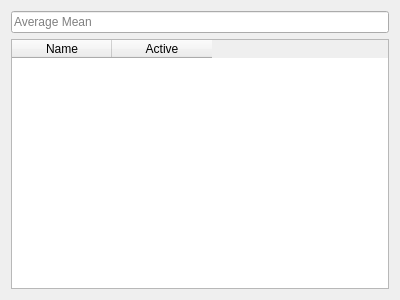
The window that app/ui/indicators_widget.ui (AlexLaur/TradeHelper) describes before a commit, drawn with Qt 5.
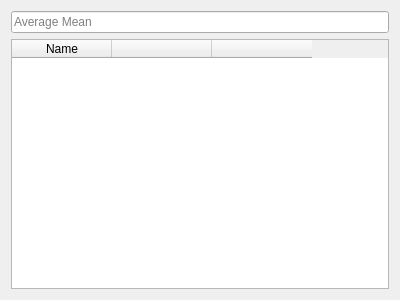
The same window after the commit. Custom widgets are drawn as their Qt base class.

Commit message: base for settings on indicators

The edit to the form file:
```diff
--- a/app/ui/indicators_widget.ui
+++ b/app/ui/indicators_widget.ui
@@ -42,7 +42,12 @@
      </column>
      <column>
       <property name="text">
-       <string>Active</string>
+       <string/>
+      </property>
+     </column>
+     <column>
+      <property name="text">
+       <string/>
       </property>
      </column>
     </widget>
```
The commit also changes 21 other files.
